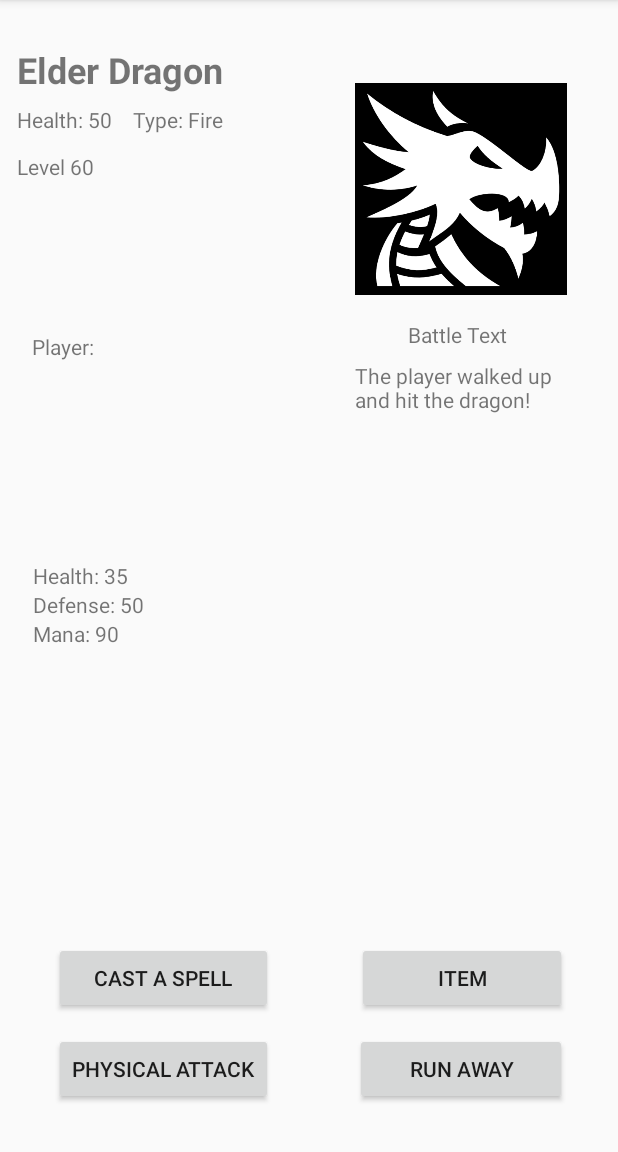
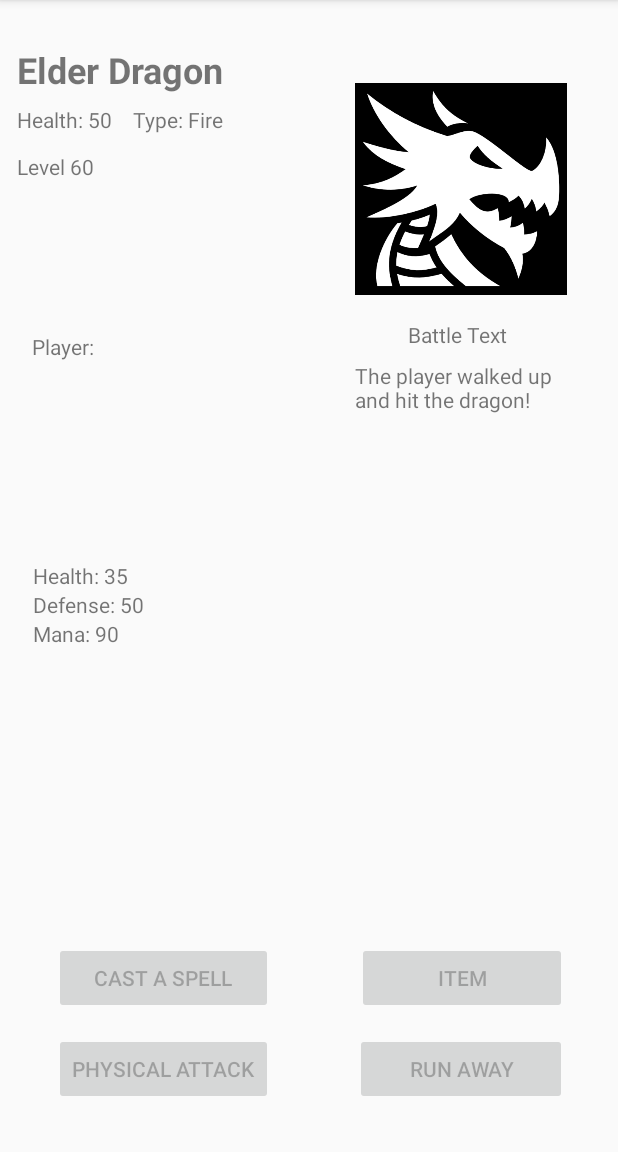
Before and after one commit to dylanalvarez1/RuneMaster, an Android app: the BattleActivity screen opened directly, with no data from a screen before it, after a tap on "PHYSICAL ATTACK", on a phone screen of 412 x 824 dp, the part 84-1236 px from its top. Run offline under Robolectric (Android 15) with nearby library versions, the phone set to English and light mode, and no system bars.

Commit message:
disable inputs during event queue

```diff
--- a/app/src/main/java/com/example/geeksquad/midtermproject/BattleActivity.java
+++ b/app/src/main/java/com/example/geeksquad/midtermproject/BattleActivity.java
@@ -5,6 +5,7 @@ import android.os.Handler;
 import android.support.v7.app.AppCompatActivity;
 import android.os.Bundle;
 import android.view.View;
+import android.widget.Button;
 import android.widget.TextView;
 
 import java.util.LinkedList;
@@ -16,9 +17,13 @@ public class BattleActivity  extends ClosableActivity {
     LifeForm enemy;
     TextView enemyHealth;
     TextView enemyName;
+    Button pButton;
+    Button cButton;
+    Button iButton;
+    Button rButton;
     public static Queue<String> battleText = new LinkedList<String>();
+
     TextView battleDescription;
-    int i = 0;
     Handler h = new Handler();
     int delay = 2*1000; //1 second=1000 milisecond
     Runnable runnable;
@@ -29,12 +34,25 @@ public class BattleActivity  extends ClosableActivity {
 
         h.postDelayed( runnable = new Runnable() {
             public void run() {
-                //update battle description if the queue has text to go through
-                if(battleText.peek() != null)
+                //This is the event queue: If the player does something, then the battle text has something in it, meaning after you update the battle text,
+                //We need to allow the enemy to fight back, we need to disable input(and eventually enable) as well.
+
+
+                if(battleText.peek() != null) {
+                    //update battle description if the queue has text to go through
                     battleDescription.setText(battleText.poll());
-                else battleDescription.setText(" ");
 
-                //battleDescription.setText(Integer.toString(i++));
+                }
+
+                else {
+                    battleDescription.setText(" ");
+                    pButton.setEnabled(true);
+                    cButton.setEnabled(true);
+                    iButton.setEnabled(true);
+                    rButton.setEnabled(true);
+                }
+
+
                 h.postDelayed(runnable, delay);
             }
         }, delay);
@@ -59,6 +77,10 @@ public class BattleActivity  extends ClosableActivity {
         enemyHealth = findViewById(R.id.enemyHealth);
         enemyName = findViewById(R.id.enemyName);
         battleDescription = findViewById(R.id.battleDescription);
+        pButton = findViewById(R.id.pButton);
+        cButton = findViewById(R.id.cButton);
+        iButton = findViewById(R.id.iButton);
+        rButton = findViewById(R.id.rButton);
         enemyHealth.setText("Health: " + enemy.health);
         enemyName.setText(enemy.name);
 
@@ -68,6 +90,11 @@ public class BattleActivity  extends ClosableActivity {
         SearchingActivity.player.basicAttack(enemy);
         String update = "Health: " + Integer.toString(enemy.health);
         battleText.offer("The player walked up and hit the dragon!");
+
+        pButton.setEnabled(false);
+        cButton.setEnabled(false);
+        iButton.setEnabled(false);
+        rButton.setEnabled(false);
 
         enemyHealth.setText(update);
 
--- a/app/src/main/res/layout/activity_battle.xml
+++ b/app/src/main/res/layout/activity_battle.xml
@@ -87,17 +87,17 @@
         android:text="Defense: 50" />
 
     <Button
-        android:id="@+id/button4"
+        android:id="@+id/pButton"
         android:layout_width="wrap_content"
         android:layout_height="wrap_content"
-        android:layout_alignEnd="@+id/button5"
+        android:layout_alignEnd="@+id/cButton"
         android:layout_alignParentBottom="true"
         android:layout_marginBottom="31dp"
         android:onClick="onBasicAttack"
         android:text="Physical Attack" />
 
     <Button
-        android:id="@+id/button5"
+        android:id="@+id/cButton"
         android:layout_width="146dp"
         android:layout_height="wrap_content"
         android:layout_alignParentBottom="true"
@@ -108,20 +108,20 @@
         android:text="Cast a Spell" />
 
     <Button
-        android:id="@+id/button6"
+        android:id="@+id/rButton"
         android:layout_width="141dp"
         android:layout_height="wrap_content"
         android:layout_alignStart="@+id/imageView"
-        android:layout_alignTop="@+id/button4"
+        android:layout_alignTop="@+id/pButton"
         android:onClick="onRunAway"
         android:text="Run Away" />
 
     <Button
-        android:id="@+id/button7"
+        android:id="@+id/iButton"
         android:layout_width="140dp"
         android:layout_height="wrap_content"
         android:layout_alignEnd="@+id/imageView"
-        android:layout_alignTop="@+id/button5"
+        android:layout_alignTop="@+id/cButton"
         android:onClick="onItem"
         android:text="Item" />
 
```
